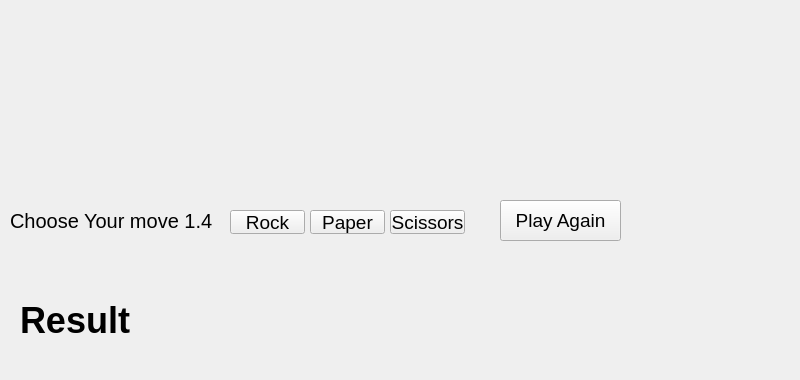
jungjinhyo/rockpaperscissors, file mainwindow.ui: the form before one commit; both pictures show x 0 to 800 and y 0 to 380 of the 800 by 600 pixel window.
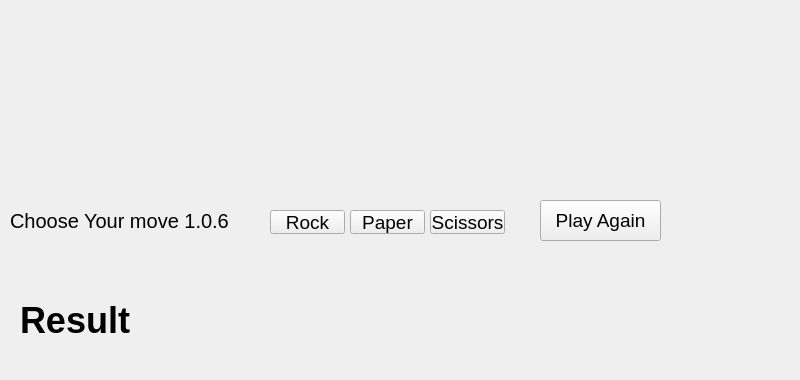
The form after the commit.

Patch:
```diff
--- a/mainwindow.ui
+++ b/mainwindow.ui
@@ -19,7 +19,7 @@
      <rect>
       <x>10</x>
       <y>190</y>
-      <width>211</width>
+      <width>241</width>
       <height>61</height>
      </rect>
     </property>
@@ -29,13 +29,13 @@
      </font>
     </property>
     <property name="text">
-     <string>Choose Your move 1.4</string>
+     <string>Choose Your move 1.0.6</string>
     </property>
    </widget>
    <widget class="QPushButton" name="btnRock">
     <property name="geometry">
      <rect>
-      <x>230</x>
+      <x>270</x>
       <y>210</y>
       <width>75</width>
       <height>24</height>
@@ -53,7 +53,7 @@
    <widget class="QPushButton" name="btnPaper">
     <property name="geometry">
      <rect>
-      <x>310</x>
+      <x>350</x>
       <y>210</y>
       <width>75</width>
       <height>24</height>
@@ -71,7 +71,7 @@
    <widget class="QPushButton" name="btnScissors">
     <property name="geometry">
      <rect>
-      <x>390</x>
+      <x>430</x>
       <y>210</y>
       <width>75</width>
       <height>24</height>
@@ -89,7 +89,7 @@
    <widget class="QPushButton" name="btnPlayAgain">
     <property name="geometry">
      <rect>
-      <x>500</x>
+      <x>540</x>
       <y>200</y>
       <width>121</width>
       <height>41</height>
```
